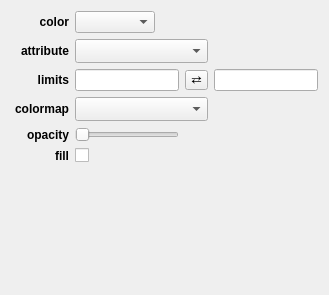
Above: glue_qt/viewers/scatter/region_layer_style_editor.ui from glue-viz/glue-qt before the change. Below: the same form after it.
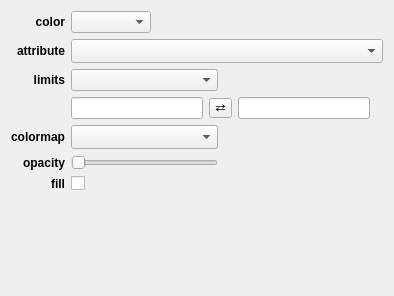
That is the form after the change. Custom widgets are drawn as their Qt base class.

Commit message: Add percentile choices to region layer

```diff
--- a/glue_qt/viewers/scatter/region_layer_style_editor.ui
+++ b/glue_qt/viewers/scatter/region_layer_style_editor.ui
@@ -6,15 +6,15 @@
    <rect>
     <x>0</x>
     <y>0</y>
-    <width>329</width>
-    <height>295</height>
+    <width>394</width>
+    <height>296</height>
    </rect>
   </property>
   <property name="windowTitle">
    <string>Form</string>
   </property>
   <layout class="QGridLayout" name="gridLayout">
-   <item row="0" column="1">
+   <item row="0" column="0">
     <widget class="QLabel" name="label_10">
      <property name="font">
       <font>
@@ -30,7 +30,7 @@
      </property>
     </widget>
    </item>
-   <item row="0" column="2">
+   <item row="0" column="1">
     <widget class="QComboBox" name="combosel_cmap_mode">
      <property name="maximumSize">
       <size>
@@ -40,7 +40,20 @@
      </property>
     </widget>
    </item>
-   <item row="1" column="0" colspan="2">
+   <item row="0" column="3">
+    <widget class="QColorBox" name="color_color">
+     <property name="sizePolicy">
+      <sizepolicy hsizetype="Preferred" vsizetype="Minimum">
+       <horstretch>0</horstretch>
+       <verstretch>0</verstretch>
+      </sizepolicy>
+     </property>
+     <property name="text">
+      <string/>
+     </property>
+    </widget>
+   </item>
+   <item row="1" column="0">
     <widget class="QLabel" name="label_cmap_attribute">
      <property name="font">
       <font>
@@ -56,7 +69,7 @@
      </property>
     </widget>
    </item>
-   <item row="2" column="1">
+   <item row="2" column="0">
     <widget class="QLabel" name="label_cmap_limits">
      <property name="font">
       <font>
@@ -72,23 +85,43 @@
      </property>
     </widget>
    </item>
+   <item row="2" column="1">
+    <widget class="QComboBox" name="combosel_percentile"/>
+   </item>
    <item row="2" column="2">
-    <widget class="QLineEdit" name="valuetext_cmap_vmin"/>
-   </item>
-   <item row="2" column="3">
-    <widget class="QToolButton" name="button_flip_cmap">
-     <property name="styleSheet">
-      <string notr="true">padding: 0px</string>
+    <spacer name="horizontalSpacer_2">
+     <property name="orientation">
+      <enum>Qt::Horizontal</enum>
      </property>
-     <property name="text">
-      <string>⇄</string>
+     <property name="sizeHint" stdset="0">
+      <size>
+       <width>132</width>
+       <height>20</height>
+      </size>
      </property>
-    </widget>
+    </spacer>
    </item>
-   <item row="2" column="4">
-    <widget class="QLineEdit" name="valuetext_cmap_vmax"/>
+   <item row="3" column="1" colspan="2">
+    <layout class="QHBoxLayout" name="horizontalLayout">
+     <item>
+      <widget class="QLineEdit" name="valuetext_cmap_vmin"/>
+     </item>
+     <item>
+      <widget class="QToolButton" name="button_flip_cmap">
+       <property name="styleSheet">
+        <string notr="true">padding: 0px</string>
+       </property>
+       <property name="text">
+        <string>⇄</string>
+       </property>
+      </widget>
+     </item>
+     <item>
+      <widget class="QLineEdit" name="valuetext_cmap_vmax"/>
+     </item>
+    </layout>
    </item>
-   <item row="3" column="0" colspan="2">
+   <item row="4" column="0">
     <widget class="QLabel" name="label_colormap">
      <property name="font">
       <font>
@@ -104,7 +137,20 @@
      </property>
     </widget>
    </item>
-   <item row="4" column="0" colspan="2">
+   <item row="4" column="1">
+    <widget class="QColormapCombo" name="combodata_cmap">
+     <property name="sizePolicy">
+      <sizepolicy hsizetype="Expanding" vsizetype="Fixed">
+       <horstretch>0</horstretch>
+       <verstretch>0</verstretch>
+      </sizepolicy>
+     </property>
+     <property name="sizeAdjustPolicy">
+      <enum>QComboBox::AdjustToMinimumContentsLengthWithIcon</enum>
+     </property>
+    </widget>
+   </item>
+   <item row="5" column="0">
     <widget class="QLabel" name="label_7">
      <property name="font">
       <font>
@@ -120,7 +166,7 @@
      </property>
     </widget>
    </item>
-   <item row="4" column="2">
+   <item row="5" column="1">
     <widget class="QSlider" name="value_alpha">
      <property name="maximum">
       <number>100</number>
@@ -130,7 +176,7 @@
      </property>
     </widget>
    </item>
-   <item row="5" column="1">
+   <item row="6" column="0">
     <widget class="QLabel" name="label_fill">
      <property name="font">
       <font>
@@ -146,14 +192,14 @@
      </property>
     </widget>
    </item>
-   <item row="5" column="2">
+   <item row="6" column="1">
     <widget class="QCheckBox" name="bool_fill">
      <property name="text">
       <string/>
      </property>
     </widget>
    </item>
-   <item row="6" column="0">
+   <item row="7" column="0">
     <spacer name="verticalSpacer">
      <property name="orientation">
       <enum>Qt::Vertical</enum>
@@ -161,69 +207,43 @@
      <property name="sizeHint" stdset="0">
       <size>
        <width>20</width>
-       <height>85</height>
+       <height>54</height>
       </size>
      </property>
     </spacer>
    </item>
-   <item row="6" column="1" colspan="4">
+   <item row="7" column="1" colspan="2">
     <spacer name="horizontalSpacer">
      <property name="orientation">
       <enum>Qt::Horizontal</enum>
      </property>
      <property name="sizeHint" stdset="0">
       <size>
-       <width>256</width>
+       <width>278</width>
        <height>20</height>
       </size>
      </property>
     </spacer>
    </item>
-   <item row="1" column="2" colspan="2">
+   <item row="1" column="1" colspan="3">
     <widget class="QComboBox" name="combosel_cmap_att">
      <property name="sizeAdjustPolicy">
       <enum>QComboBox::AdjustToMinimumContentsLengthWithIcon</enum>
      </property>
     </widget>
    </item>
-   <item row="3" column="2" colspan="2">
-    <widget class="QColormapCombo" name="combodata_cmap">
-     <property name="sizePolicy">
-      <sizepolicy hsizetype="Expanding" vsizetype="Fixed">
-       <horstretch>0</horstretch>
-       <verstretch>0</verstretch>
-      </sizepolicy>
-     </property>
-     <property name="sizeAdjustPolicy">
-      <enum>QComboBox::AdjustToMinimumContentsLengthWithIcon</enum>
-     </property>
-    </widget>
-   </item>
-   <item row="0" column="3" colspan="2">
-    <widget class="QColorBox" name="color_color">
-     <property name="sizePolicy">
-      <sizepolicy hsizetype="Preferred" vsizetype="Minimum">
-       <horstretch>0</horstretch>
-       <verstretch>0</verstretch>
-      </sizepolicy>
-     </property>
-     <property name="text">
-      <string/>
-     </property>
-    </widget>
-   </item>
   </layout>
  </widget>
  <customwidgets>
-  <customwidget>
-   <class>QColormapCombo</class>
-   <extends>QComboBox</extends>
-   <header>glue.utils.qt.colors</header>
-  </customwidget>
   <customwidget>
    <class>QColorBox</class>
    <extends>QLabel</extends>
-   <header>glue.utils.qt.colors</header>
+   <header>glue_qt.utils.colors</header>
+  </customwidget>
+  <customwidget>
+   <class>QColormapCombo</class>
+   <extends>QComboBox</extends>
+   <header>glue_qt.utils.colors</header>
   </customwidget>
  </customwidgets>
  <resources/>
```
The commit also changes 1 other file.
